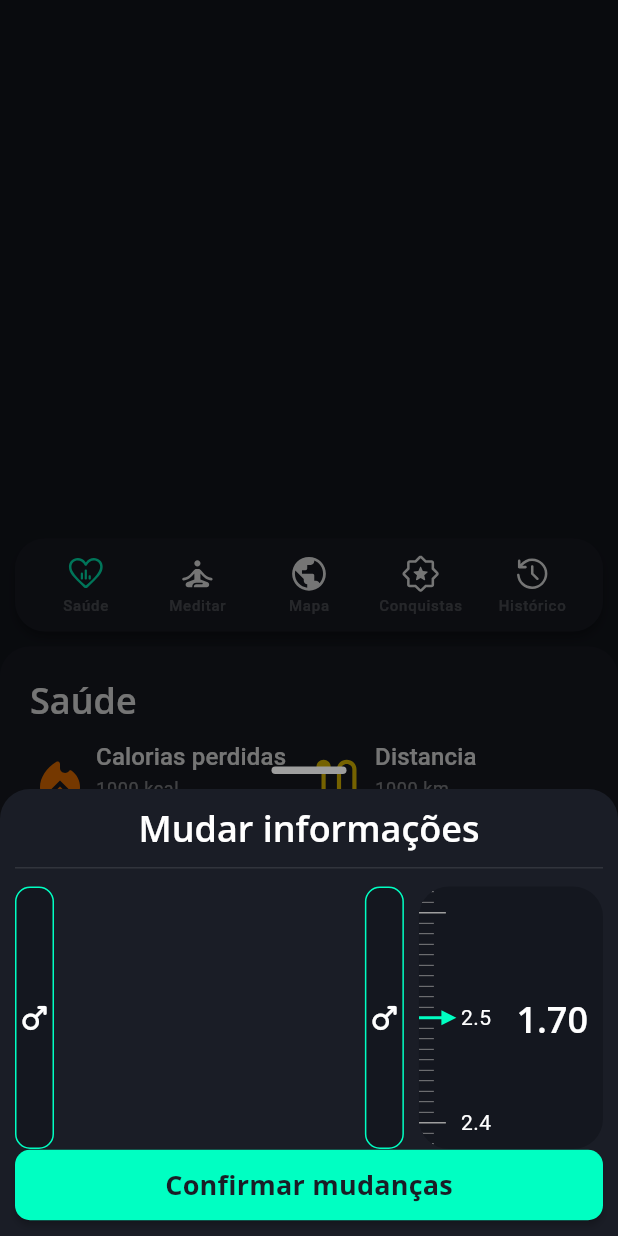
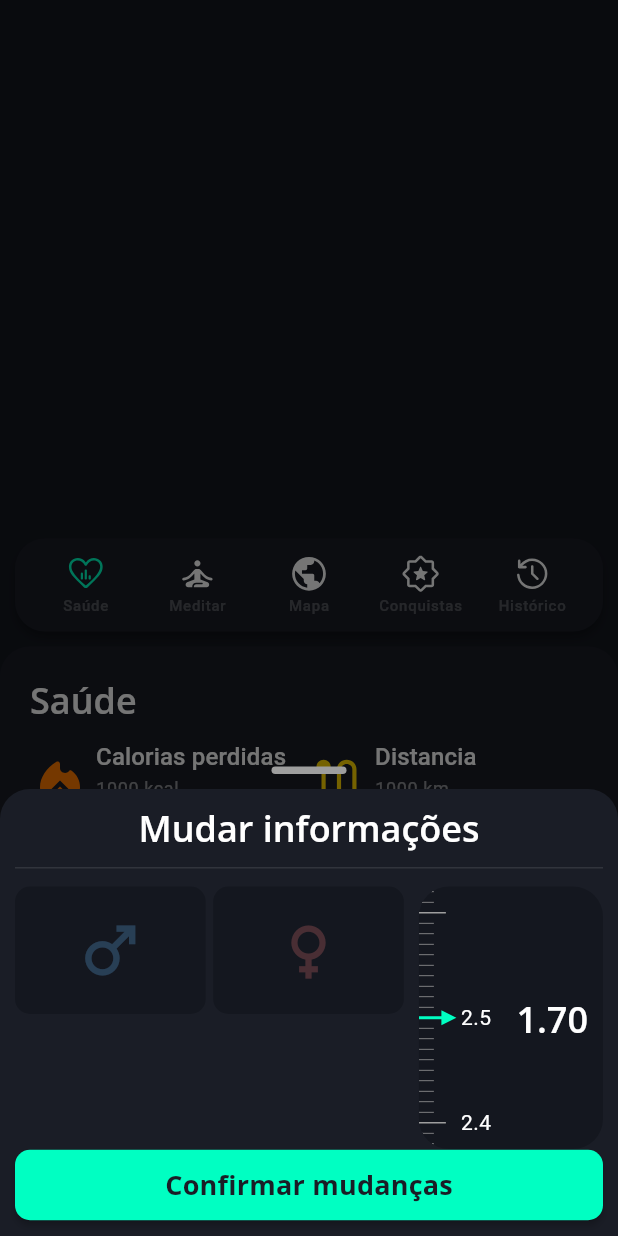
Before and after one commit to hisnaider/Bora-Caminhar, a Flutter app: the screen it shows after launch, after a tap on "Mudar info", on a phone screen of 412 x 824 dp. Run offline on Flutter 3.47's test engine with Material 3 defaults, Android fonts, the phone set to English and light mode, and no system bars; our stand-ins replace flutter_svg; missing offline and left inert: dart:ffi.

Commit message:
Gender button selection created

```diff
--- a/lib/components/person_info_modal.dart
+++ b/lib/components/person_info_modal.dart
@@ -9,6 +9,7 @@ class PersonInfoModal extends StatelessWidget {
 
   @override
   Widget build(BuildContext context) {
+    Gender? currentGender;
     return Column(
       crossAxisAlignment: CrossAxisAlignment.center,
       mainAxisAlignment: MainAxisAlignment.end,
@@ -45,17 +46,8 @@ class PersonInfoModal extends StatelessWidget {
                   crossAxisAlignment: CrossAxisAlignment.start,
                   children: [
                     Expanded(
-                      child: Row(
-                        crossAxisAlignment: CrossAxisAlignment.stretch,
-                        mainAxisAlignment: MainAxisAlignment.spaceBetween,
-                        children: [
-                          _GenderButton(
-                            buttonGender: Gender.male,
-                          ),
-                          _GenderButton(
-                            buttonGender: Gender.female,
-                          )
-                        ],
+                      child: Column(
+                        children: [_GenderSelectWidget()],
                       ),
                     ),
                     SizedBox(width: 10),
@@ -193,25 +185,113 @@ class _HeightSliderState extends State<_HeightSlider> {
   }
 }
 
-class _GenderButton extends StatelessWidget {
-  const _GenderButton({super.key, this.userGender, required this.buttonGender});
-  final Gender? userGender;
-  final Gender buttonGender;
+/// This widget allows the user to select their gender.
+///
+/// It consists of two [_GenderButton] widgets, one for the male gender and another
+/// for the female gender. The selected gender is tracked using the [userGender] state,
+/// and the [selectGender] method is used to update the selected gender.
+class _GenderSelectWidget extends StatefulWidget {
+  const _GenderSelectWidget({super.key});
+
+  @override
+  State<_GenderSelectWidget> createState() => __GenderSelectWidgetState();
+}
+
+class __GenderSelectWidgetState extends State<_GenderSelectWidget> {
+  Gender? userGender;
+
+  /// This function is called when one of the [_GenderButton] widgets is tapped,
+  /// and it updates the state variable `userGender` with the selected gender.
+  void selectGender(Gender gender) {
+    setState(() {
+      userGender = gender;
+    });
+  }
 
   @override
   Widget build(BuildContext context) {
-    IconData genderIcon = Icons.male_rounded;
-    if (userGender == Gender.female) {
-      genderIcon = Icons.female_rounded;
-    }
-    return Container(
-      height: double.infinity,
-      decoration: BoxDecoration(
-        borderRadius: BorderRadius.circular(10),
-        border: Border.all(width: 1, color: primaryColor),
-        color: Theme.of(context).colorScheme.surface,
-      ),
-      child: Icon(genderIcon),
+    return Row(
+      mainAxisAlignment: MainAxisAlignment.spaceBetween,
+      children: [
+        Expanded(
+          child: _GenderButton(
+            buttonGender: Gender.male,
+            genderSelected: Gender.male == userGender,
+            selectGender: () => selectGender(Gender.male),
+          ),
+        ),
+        SizedBox(width: 5),
+        Expanded(
+          child: _GenderButton(
+            buttonGender: Gender.female,
+            genderSelected: Gender.female == userGender,
+            selectGender: () => selectGender(Gender.female),
+          ),
+        )
+      ],
     );
   }
 }
+
+class _GenderButton extends StatelessWidget {
+  /// Gender selection button.
+  ///
+  /// Displays a rounded container with a surface background containing an icon
+  /// representing the gender. When tapped, the border color changes to the
+  /// primary color, and the icon's opacity changes to 1.
+  ///
+  /// It has 3 parameters:
+  /// - [genderSelected]: Bool to determine if the gender is selected;
+  /// - [buttonGender]: Gender of the button;
+  /// - [selectGender]: Callback function to select the gender.
+  const _GenderButton({
+    super.key,
+    required this.genderSelected,
+    required this.buttonGender,
+    required this.selectGender,
+  });
+  final bool genderSelected;
+  final Gender buttonGender;
+  final VoidCallback selectGender;
+
+  @override
+  Widget build(BuildContext context) {
+    /// Returns the gender icon based on the specified `buttonGender`.
+    ///
+    /// The function switches between male and female genders and returns the
+    /// corresponding icon with a specific color and size.
+    Icon genderIcon() {
+      switch (buttonGender) {
+        case Gender.male:
+          return Icon(
+            Icons.male_outlined,
+            color: Colors.blue.shade300,
+            size: 50,
+          );
+        case Gender.female:
+          return Icon(
+            Icons.female,
+            color: Colors.red.shade300,
+            size: 50,
+          );
+      }
+    }
+
+    return InkWell(
+      onTap: selectGender,
+      child: Container(
+        height: 85,
+        decoration: BoxDecoration(
+          borderRadius: BorderRadius.circular(10),
+          border:
+              genderSelected ? Border.all(width: 1, color: primaryColor) : null,
+          color: Theme.of(context).colorScheme.surface,
+        ),
+        child: Opacity(
+          opacity: genderSelected ? 1 : 0.25,
+          child: genderIcon(),
+        ),
+      ),
+    );
+  }
+}
```
